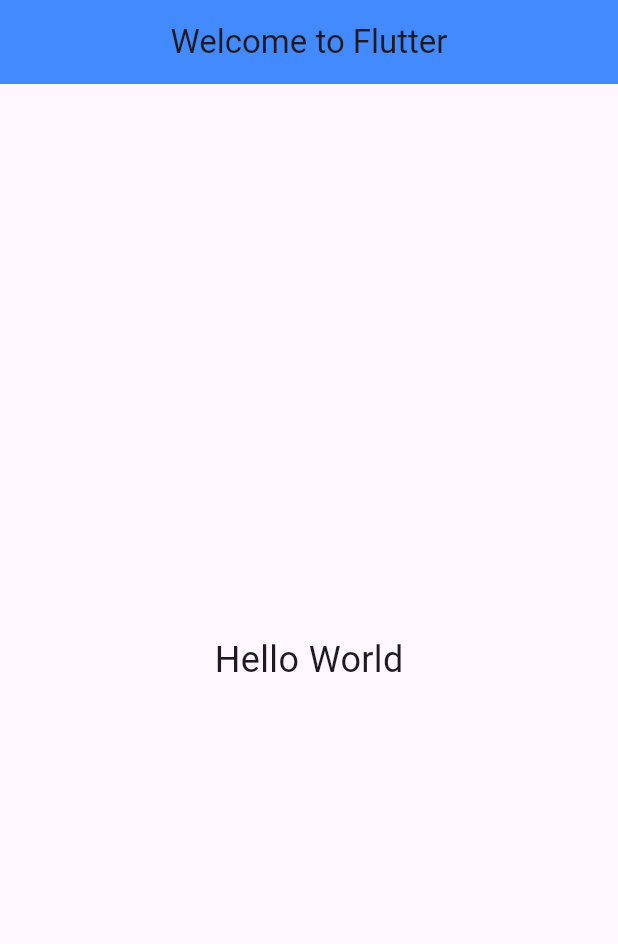
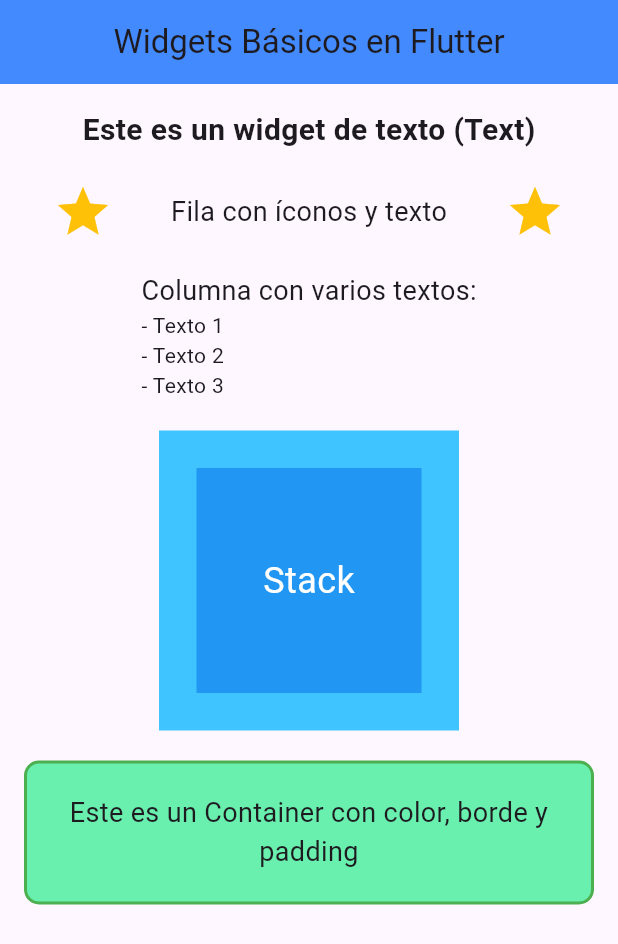
Before and after one commit to Centurionromano/FlutterHelloWorld, a Flutter app: the screen it shows after launch, on a phone screen of 412 x 824 dp. Shown: the top 944 px of the screen. Run offline on Flutter 3.47's test engine with Material 3 defaults, Android fonts, the phone set to English and light mode, and no system bars.

Commit message:
Se agrega el proyecto

```diff
--- a/lib/main.dart
+++ b/lib/main.dart
@@ -1,53 +1,103 @@
-// Importa la librería principal de Flutter con widgets y temas visuales (Material Design)
+// Importa la librería principal de Flutter con widgets y temas visuales
 import 'package:flutter/material.dart';
 
-// Función principal: punto de entrada de toda aplicación en Dart
 void main() {
-  // runApp() ejecuta la aplicación y muestra el widget raíz (MyApp)
   runApp(const MyApp());
 }
 
-// Se define la clase MyApp, que es el widget principal de la aplicación
-// Extiende StatelessWidget porque no guarda estado (no cambia dinámicamente)
+// Widget principal de la aplicación
 class MyApp extends StatelessWidget {
-  // Constructor de la clase, con super.key para identificación interna de Flutter
   const MyApp({super.key});
 
-  // Método build: aquí se construye la interfaz visual de la aplicación
   @override
   Widget build(BuildContext context) {
     return MaterialApp(
-      // Oculta el banner rojo que dice "debug" en la esquina superior derecha
       debugShowCheckedModeBanner: false,
-
-      // Título de la aplicación (aparece en algunos dispositivos o en multitarea)
-      title: 'Welcome to Flutter',
-
-      // "home" define la pantalla principal que se mostrará al iniciar la app
+      title: 'Widgets Básicos',
       home: Scaffold(
-        // Scaffold es la estructura base de una pantalla con barra superior, cuerpo, etc.
-
-        // AppBar es la barra superior de la aplicación
         appBar: AppBar(
-          // Texto que aparece como título en la barra superior
-          title: const Text('Welcome to Flutter'),
-
-          // Centra el título horizontalmente dentro del AppBar
+          title: const Text('Widgets Básicos en Flutter'),
           centerTitle: true,
-
-          // Define el color de fondo de la barra superior
           backgroundColor: Colors.blueAccent,
         ),
 
-        // "body" representa el cuerpo principal de la pantalla
-        body: const Center(
-          // Center centra su contenido tanto vertical como horizontalmente
-          child: Text(
-            // Texto que aparecerá en el centro de la pantalla
-            'Hello World',
+        // Cuerpo principal de la aplicación
+        body: Padding(
+          padding: const EdgeInsets.all(16.0),
+          child: Column(
+            children: [
+              // --- WIDGET TEXT ---
+              const Text(
+                'Este es un widget de texto (Text)',
+                style: TextStyle(fontSize: 20, fontWeight: FontWeight.bold),
+              ),
 
-            // Propiedad que define el estilo del texto (en este caso, tamaño de fuente 24)
-            style: TextStyle(fontSize: 24),
+              const SizedBox(height: 20),
+
+              // --- WIDGET ROW ---
+              Row(
+                mainAxisAlignment: MainAxisAlignment.spaceAround,
+                children: const [
+                  Icon(Icons.star, color: Colors.amber, size: 40),
+                  Text('Fila con íconos y texto', style: TextStyle(fontSize: 18)),
+                 Icon(Icons.star, color: Colors.amber, size: 40),
+                ],
+              ),
+
+              const SizedBox(height: 20),
+
+              // --- WIDGET COLUMN ---
+              Column(
+                crossAxisAlignment: CrossAxisAlignment.start,
+                children: const [
+                  Text('Columna con varios textos:', style: TextStyle(fontSize: 18)),
+                  Text('- Texto 1'),
+                  Text('- Texto 2'),
+                  Text('- Texto 3'),
+                ],
+              ),
+
+              const SizedBox(height: 20),
+
+              // --- WIDGET STACK ---
+              Stack(
+                alignment: Alignment.center,
+                children: [
+                  Container(
+                    width: 200,
+                    height: 200,
+                    color: Colors.lightBlueAccent,
+                  ),
+                  Container(
+                    width: 150,
+                    height: 150,
+                    color: Colors.blue,
+                  ),
+                  const Text(
+                    'Stack',
+                    style: TextStyle(color: Colors.white, fontSize: 24),
+                  ),
+                ],
+              ),
+
+              const SizedBox(height: 20),
+
+              // --- WIDGET CONTAINER ---
+              Container(
+                width: double.infinity,
+                padding: const EdgeInsets.all(20),
+                decoration: BoxDecoration(
+                  color: Colors.greenAccent,
+                  borderRadius: BorderRadius.circular(10),
+                  border: Border.all(color: Colors.green, width: 2),
+                ),
+                child: const Text(
+                  'Este es un Container con color, borde y padding',
+                  style: TextStyle(fontSize: 18),
+                  textAlign: TextAlign.center,
+                ),
+              ),
+            ],
           ),
         ),
       ),
```
Also changed, not shown: 1 other file.
